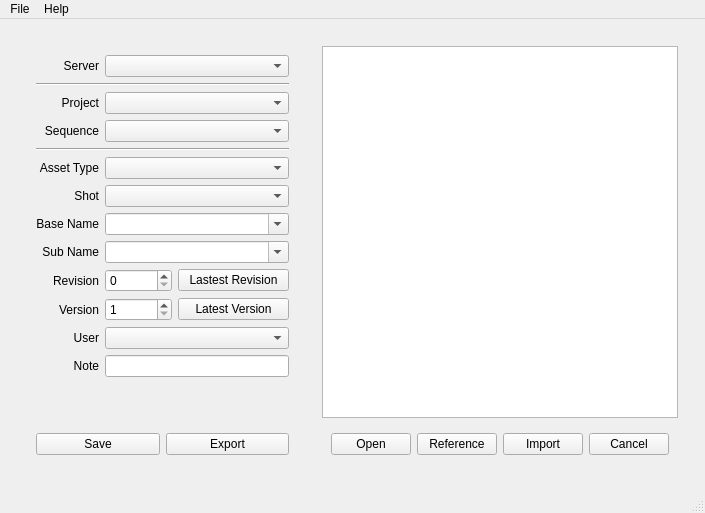
The window that ui/assetManager.ui (code-google-com/oyprojectmanager) describes before a commit, drawn with Qt 5.
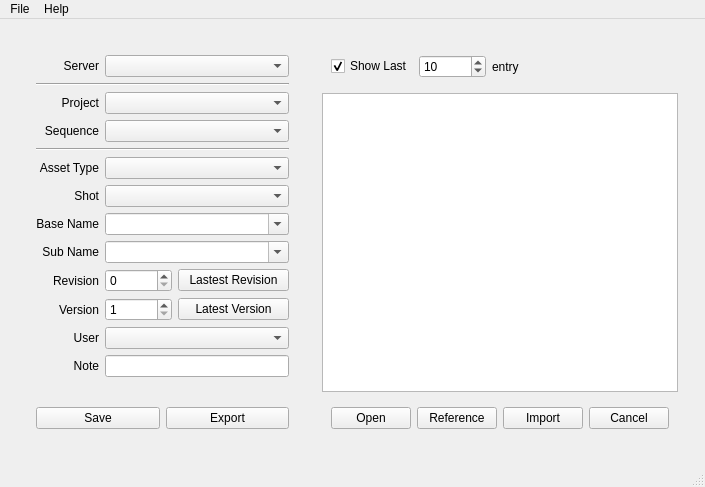
The same window after the commit.

Commit message: oyProjectManager: v9.11.18 - fixed the fucking windows path problem in mayaEnv again - assetManager UI now has a check box that enables the user to list maximum n   number of latest entry in the assets list

Patch:
```diff
--- a/ui/assetManager.ui
+++ b/ui/assetManager.ui
@@ -9,8 +9,8 @@
    <rect>
     <x>0</x>
     <y>0</y>
-    <width>698</width>
-    <height>513</height>
+    <width>703</width>
+    <height>487</height>
    </rect>
   </property>
   <property name="sizePolicy">
@@ -547,6 +547,67 @@
        <item>
         <widget class="QWidget" name="verticalWidget2" native="true">
          <layout class="QVBoxLayout" name="verticalLayout2">
+          <item>
+           <widget class="QWidget" name="horizontalWidget" native="true">
+            <layout class="QHBoxLayout" name="horizontalLayout">
+             <item>
+              <widget class="QCheckBox" name="showLastNEntry_checkBox">
+               <property name="toolTip">
+                <string>if checked, the list below shows maximum n number of items, the n is defined in the next spinB,ox</string>
+               </property>
+               <property name="statusTip">
+                <string>maximum number of entry to view</string>
+               </property>
+               <property name="text">
+                <string>Show Last</string>
+               </property>
+               <property name="checked">
+                <bool>true</bool>
+               </property>
+              </widget>
+             </item>
+             <item>
+              <widget class="QSpinBox" name="numberOfEntry_spinBox">
+               <property name="statusTip">
+                <string>maximum number of entry to view</string>
+               </property>
+               <property name="minimum">
+                <number>1</number>
+               </property>
+               <property name="maximum">
+                <number>9999999</number>
+               </property>
+               <property name="value">
+                <number>10</number>
+               </property>
+              </widget>
+             </item>
+             <item>
+              <widget class="QLabel" name="label">
+               <property name="statusTip">
+                <string>maximum number of entry to view</string>
+               </property>
+               <property name="text">
+                <string>entry</string>
+               </property>
+              </widget>
+             </item>
+             <item>
+              <spacer name="horizontalSpacer">
+               <property name="orientation">
+                <enum>Qt::Horizontal</enum>
+               </property>
+               <property name="sizeHint" stdset="0">
+                <size>
+                 <width>40</width>
+                 <height>20</height>
+                </size>
+               </property>
+              </spacer>
+             </item>
+            </layout>
+           </widget>
+          </item>
           <item>
            <widget class="QListWidget" name="assets_listWidget1">
             <property name="sizePolicy">
```
Left out of the diff: 2 changed lines with no effect on the pictures. The commit also changes 4 other files.
